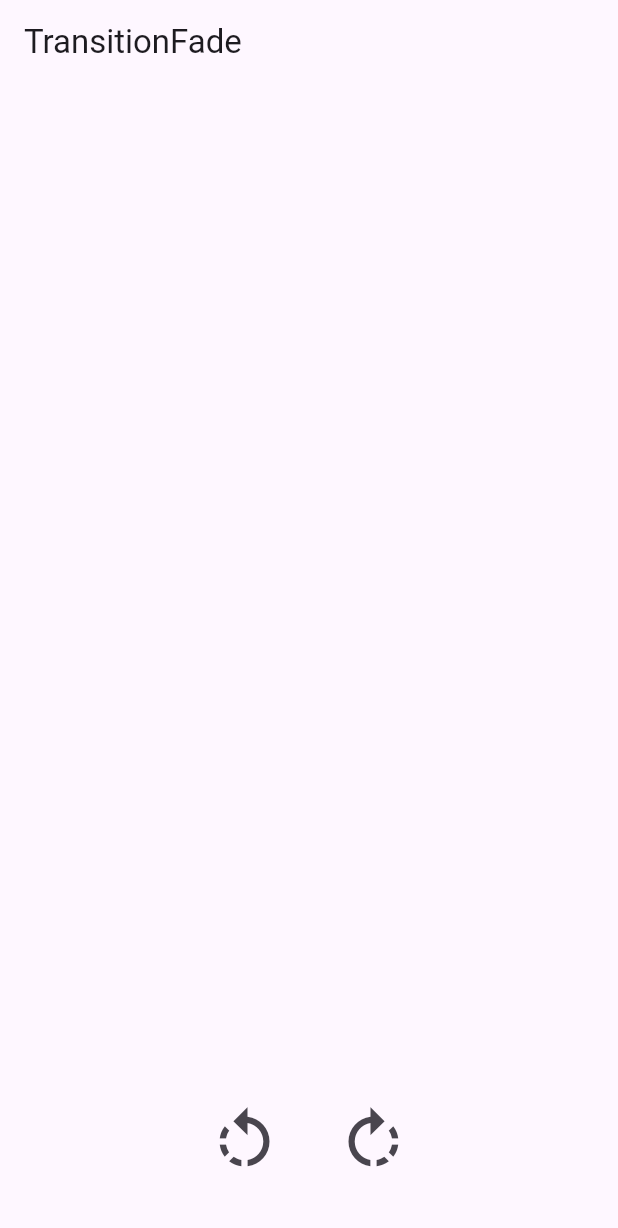
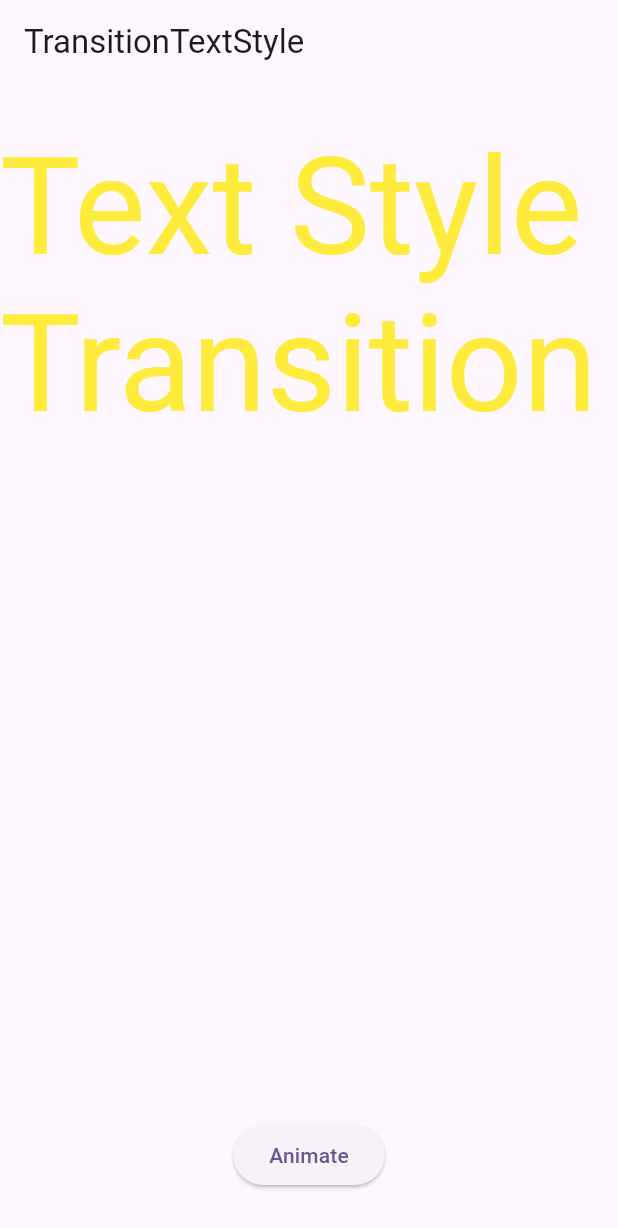
Before and after one commit to bishoyabdmariam/flutter_animations, a Flutter app: the screen it shows after launch, on a phone screen of 412 x 824 dp. Shown: the top 1228 px of the screen. Run offline on Flutter 3.47's test engine with Material 3 defaults, Android fonts, the phone set to English and light mode, and no system bars.

Commit message:
end of the 21 videos of playlist

```diff
--- a/lib/main.dart
+++ b/lib/main.dart
@@ -4,6 +4,8 @@ import 'package:flutter_animation/animated_foo/part_one_foo_duration.dart';
 import 'package:flutter_animation/animation_object/foo_transition.dart';
 import 'package:flutter_animation/rotation/rotation_animated.dart';
 import 'package:flutter_animation/rotation/rotation_transition.dart';
+import 'package:flutter_animation/text_style/text_style_animated.dart';
+import 'package:flutter_animation/text_style/text_style_transition.dart';
 import 'package:flutter_animation/tween_animation/screen_one.dart';
 
 import 'opacity/opacity_animated.dart';
@@ -25,7 +27,7 @@ class MyApp extends StatelessWidget {
         colorScheme: ColorScheme.fromSeed(seedColor: Colors.deepPurple),
         useMaterial3: true,
       ),
-      home: const TransitionFade(),
+      home: const TransitionTextStyle(),
     );
   }
 }
--- /dev/null
+++ b/lib/text_style/text_style_transition.dart
@@ -0,0 +1,67 @@
+import 'package:flutter/material.dart';
+
+class TransitionTextStyle extends StatefulWidget {
+  const TransitionTextStyle({super.key});
+
+  @override
+  State<TransitionTextStyle> createState() => _TransitionTextStyleState();
+}
+
+class _TransitionTextStyleState extends State<TransitionTextStyle>
+    with SingleTickerProviderStateMixin {
+  late Animation<TextStyle> turns;
+
+  late AnimationController animationController;
+
+  @override
+  void initState() {
+    super.initState();
+    animationController = AnimationController(
+      vsync: this,
+      duration: const Duration(seconds: 1),
+      reverseDuration: const Duration(seconds: 1),
+    );
+    turns = TextStyleTween(
+        begin: const TextStyle(
+          fontSize: 90,
+          color: Colors.yellow,
+        ),
+        end: const TextStyle(
+          fontSize: 50,
+          color: Colors.green,
+        )).animate(animationController);
+  }
+
+  @override
+  Widget build(BuildContext context) {
+    return Scaffold(
+      appBar: AppBar(
+        title: const Text("TransitionTextStyle"),
+      ),
+      body: Column(
+        children: [
+          const SizedBox(
+            height: 30,
+          ),
+          DefaultTextStyleTransition(
+            style: turns,
+            child: const Text(
+              "Text Style Transition",
+            ),
+          ),
+          const Spacer(),
+          ElevatedButton(
+              onPressed: () {
+                animationController.value == 0
+                    ? animationController.forward()
+                    : animationController.reverse();
+              },
+              child: const Text("Animate")),
+          const SizedBox(
+            height: 30,
+          ),
+        ],
+      ),
+    );
+  }
+}
```
Also changed, not shown: lib/text_style/text_style_animated.dart (added, +62 -0 lines).
